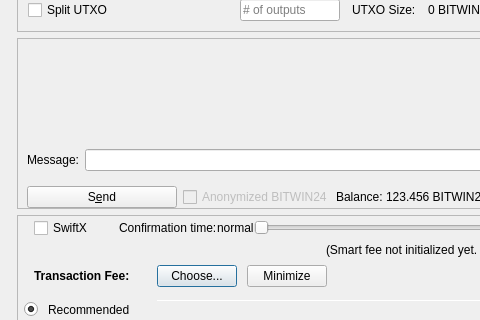
Before: the Qt Designer form src/qt/forms/sendcoinsdialog.ui in BitWin24/bitwin24, drawn with Qt 5; both pictures show x 0 to 480 and y 245 to 565 of the 978 by 695 pixel window.
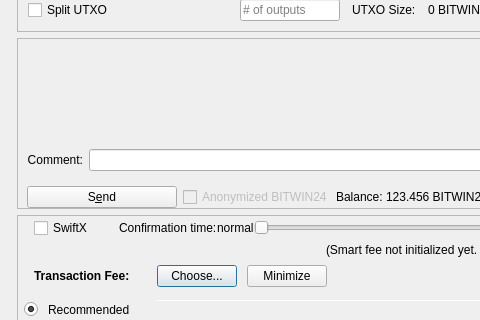
After: the same form once the commit is applied. Icons and pictures are not drawn. Custom widgets are drawn as their Qt base class.

Commit message: allow comment editing; clear comment field; export comment

What changed in the file:
```diff
--- a/src/qt/forms/sendcoinsdialog.ui
+++ b/src/qt/forms/sendcoinsdialog.ui
@@ -943,7 +943,7 @@
                 <item>
                   <widget class="QLabel" name="messageLabel">
                     <property name="text">
-                    <string>Message:</string>
+                    <string>Comment:</string>
                     </property>
                     <property name="alignment">
                     <set>Qt::AlignRight|Qt::AlignTrailing|Qt::AlignVCenter</set>
```
Left out of the diff: 6 changed lines with no effect on the pictures. The commit also changes 7 other files.
